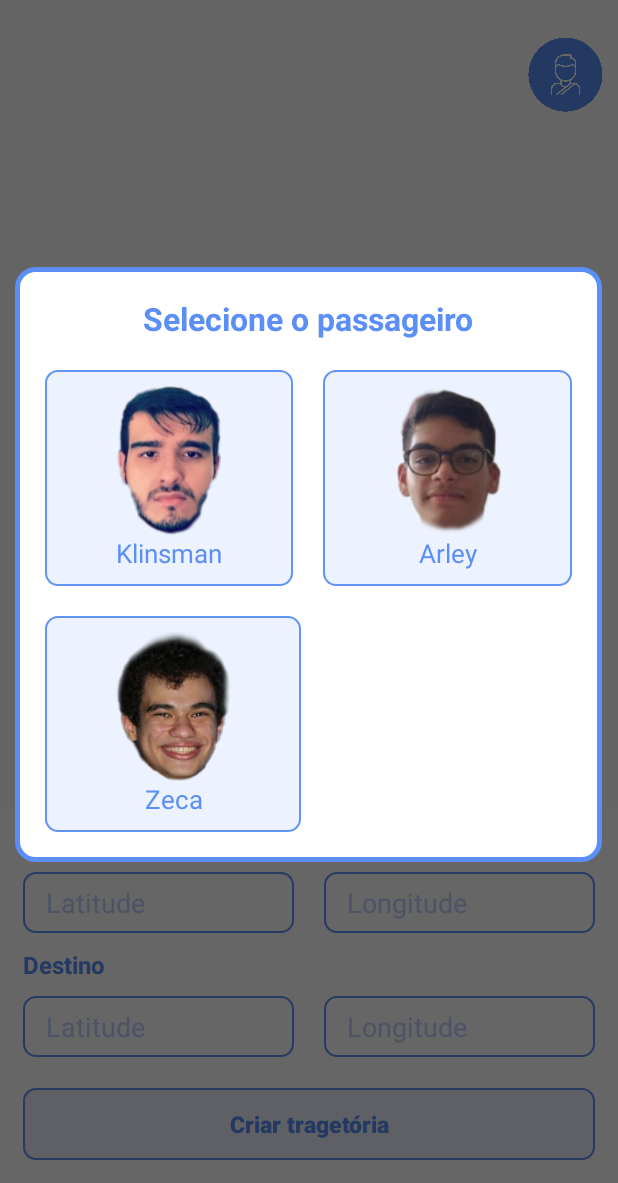
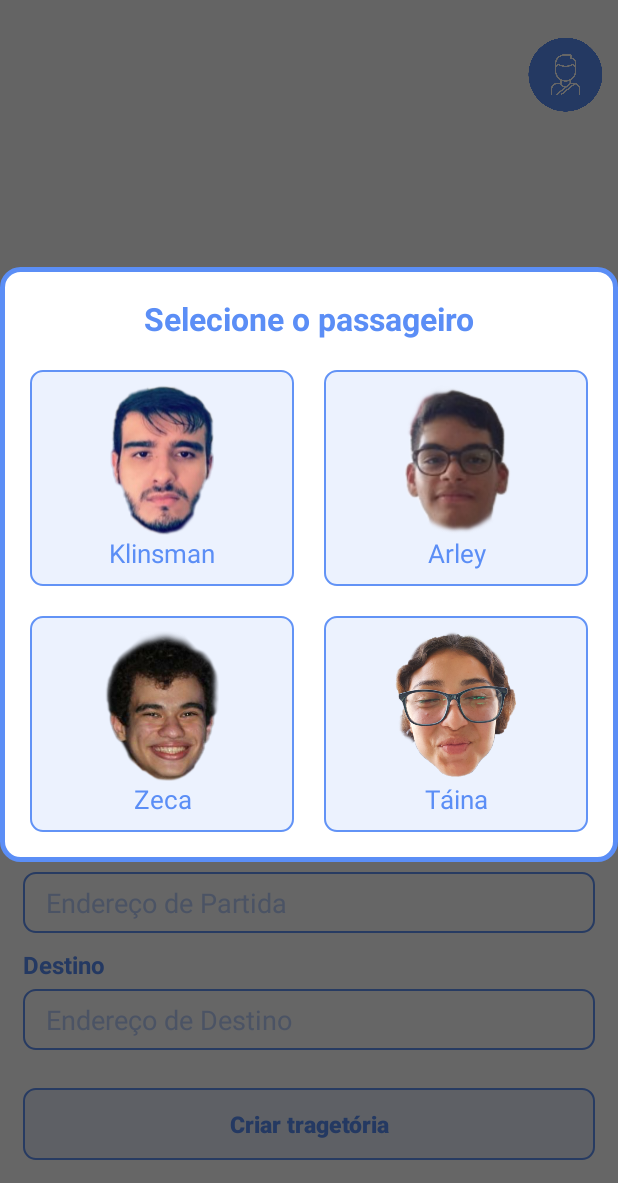
Before and after one commit to novaisarley/Point-to-Point, an Android app: the screen it shows after launch (MapsActivity), after a tap on an icon or button, on a phone screen of 412 x 824 dp, the part 53-1236 px from its top. Run offline under Robolectric (Android 15) with nearby library versions, the phone set to English and light mode, and no system bars.

Commit message:
Add new features

```diff
--- a/app/src/main/res/layout/activity_main.xml
+++ b/app/src/main/res/layout/activity_main.xml
@@ -55,16 +55,16 @@
             app:layout_constraintStart_toStartOf="parent"
             app:layout_constraintTop_toTopOf="parent" />
 
+<!--
         <LinearLayout
             android:id="@+id/linearLayout"
             android:layout_width="0dp"
+            android:visibility="gone"
             android:layout_height="wrap_content"
-            android:layout_marginTop="5dp"
             android:orientation="horizontal"
             android:weightSum="2"
-            app:layout_constraintEnd_toEndOf="parent"
-            app:layout_constraintStart_toStartOf="parent"
-            app:layout_constraintTop_toBottomOf="@+id/textView">
+            tools:layout_editor_absoluteX="-1dp"
+            tools:layout_editor_absoluteY="36dp">
 
             <EditText
                 android:id="@+id/edit_lat_partida"
@@ -72,13 +72,13 @@
                 android:layout_height="wrap_content"
                 android:layout_marginRight="10dp"
                 android:layout_weight="1"
-                android:textColor="#DD6495F8"
                 android:background="@drawable/edit_cordinate"
                 android:ems="10"
                 android:hint="Latitude"
                 android:inputType="numberSigned|numberDecimal"
                 android:paddingHorizontal="15dp"
                 android:paddingVertical="8dp"
+                android:textColor="#DD6495F8"
                 android:textColorHint="#6F6495F8" />
 
             <EditText
@@ -87,39 +87,40 @@
                 android:layout_height="wrap_content"
                 android:layout_marginLeft="10dp"
                 android:layout_weight="1"
-                android:textColor="#DD6495F8"
                 android:background="@drawable/edit_cordinate"
                 android:ems="10"
                 android:hint="Longitude"
                 android:inputType="numberSigned|numberDecimal"
                 android:paddingHorizontal="15dp"
                 android:paddingVertical="8dp"
+                android:textColor="#DD6495F8"
                 android:textColorHint="#6F6495F8" />
         </LinearLayout>
+        -->
 
         <TextView
             android:id="@+id/textView2"
             android:layout_width="wrap_content"
             android:layout_height="wrap_content"
+            android:layout_marginTop="10dp"
             android:text="Destino"
             android:textColor="#5B8EF6"
-            android:layout_marginTop="10dp"
             android:textSize="16sp"
             android:textStyle="bold"
             app:layout_constraintStart_toStartOf="parent"
-            app:layout_constraintTop_toBottomOf="@+id/linearLayout" />
+            app:layout_constraintTop_toBottomOf="@+id/partida" />
+
+        <!--
 
         <LinearLayout
             android:id="@+id/linearLayout2"
             android:layout_width="0dp"
+            android:visibility="gone"
             android:layout_height="wrap_content"
             android:orientation="horizontal"
-            android:layout_marginTop="10dp"
             android:weightSum="2"
-            app:layout_constraintEnd_toEndOf="parent"
-            app:layout_constraintHorizontal_bias="0.482"
-            app:layout_constraintStart_toStartOf="parent"
-            app:layout_constraintTop_toBottomOf="@+id/textView2">
+            tools:layout_editor_absoluteX="0dp"
+            tools:layout_editor_absoluteY="118dp">
 
             <EditText
                 android:id="@+id/edit_lat_destino"
@@ -152,6 +153,43 @@
                 android:textColorHint="#6F6495F8" />
         </LinearLayout>
 
+        -->
+
+
+        <EditText
+            android:id="@+id/partida"
+            android:layout_width="0dp"
+            android:layout_height="wrap_content"
+            android:layout_marginTop="5dp"
+            android:ems="10"
+            android:inputType="textPostalAddress"
+            android:background="@drawable/edit_cordinate"
+            android:hint="Endereço de Partida"
+            android:paddingHorizontal="15dp"
+            android:paddingVertical="8dp"
+            android:textColor="#DD6495F8"
+            android:textColorHint="#6F6495F8"
+            app:layout_constraintEnd_toEndOf="parent"
+            app:layout_constraintStart_toStartOf="parent"
+            app:layout_constraintTop_toBottomOf="@+id/textView" />
+
+        <EditText
+            android:id="@+id/destino"
+            android:layout_width="0dp"
+            android:layout_height="wrap_content"
+            android:layout_marginTop="5dp"
+            android:ems="10"
+            android:inputType="textPostalAddress"
+            android:background="@drawable/edit_cordinate"
+            android:hint="Endereço de Destino"
+            android:paddingHorizontal="15dp"
+            android:paddingVertical="8dp"
+            android:textColor="#DD6495F8"
+            android:textColorHint="#6F6495F8"
+            app:layout_constraintEnd_toEndOf="parent"
+            app:layout_constraintStart_toStartOf="parent"
+            app:layout_constraintTop_toBottomOf="@+id/textView2" />
+
 
     </androidx.constraintlayout.widget.ConstraintLayout>
 
--- a/app/src/main/res/layout/dialog_options.xml
+++ b/app/src/main/res/layout/dialog_options.xml
@@ -123,9 +123,8 @@
 
             </LinearLayout>
 
-            <!--
             <LinearLayout
-                android:id="@+id/ph"
+                android:id="@+id/taina"
                 android:layout_width="0dp"
                 android:layout_height="match_parent"
                 android:layout_weight="1"
@@ -136,19 +135,20 @@
                 <ImageView
                     android:layout_width="match_parent"
                     android:layout_height="100dp"
-                    android:src="@drawable/ph_face"/>
+                    android:layout_marginTop="10dp"
+                    android:src="@drawable/taina_face"/>
 
                 <TextView
                     android:layout_width="match_parent"
                     android:layout_height="match_parent"
-                    android:text="PH"
+                    android:text="Táina"
                     android:textSize="17sp"
                     android:textAlignment="center"
                     android:textColor="#5B8EF6"
                     android:layout_marginBottom="10dp"/>
 
             </LinearLayout>
-            -->
+
 
 
         </LinearLayout>
```
Also changed, not shown: app/src/main/java/com/br/arley/tragetoriadoispontos/MapsActivity.java (+68 -19 lines), app/src/main/res/drawable-v24/carro_taina.png (added), app/src/main/res/drawable-v24/taina_face.png (added).
